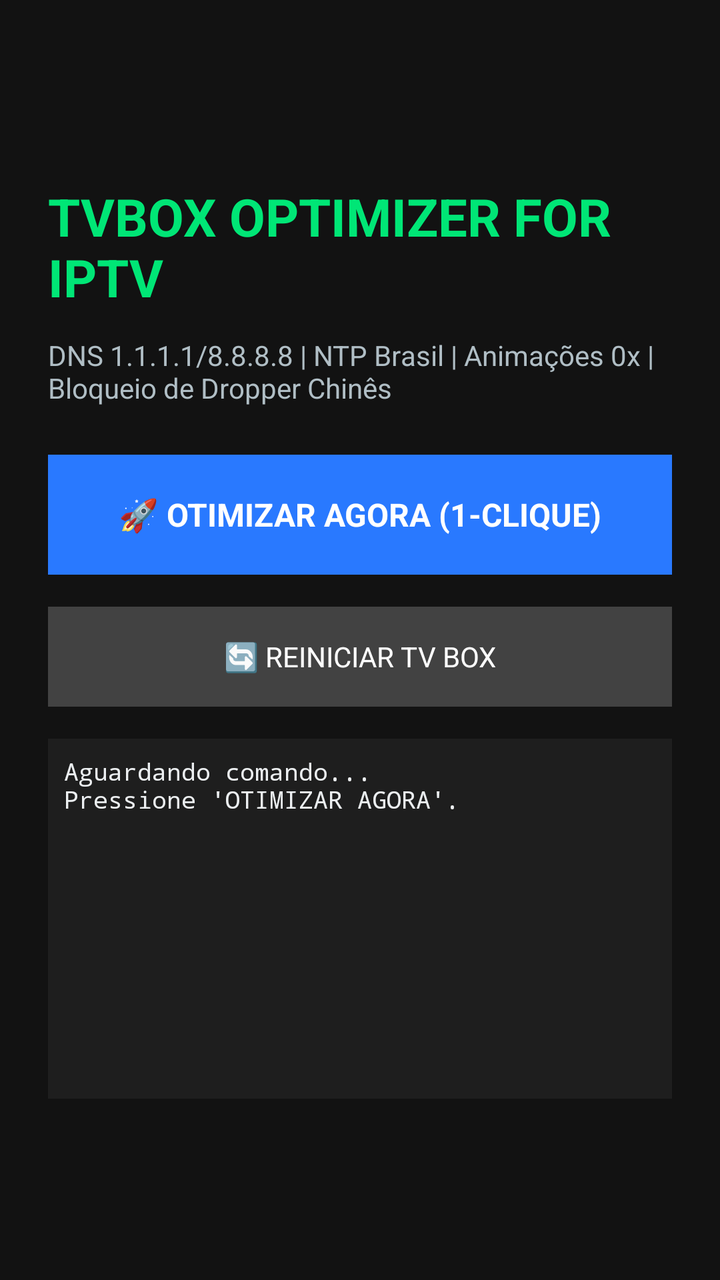
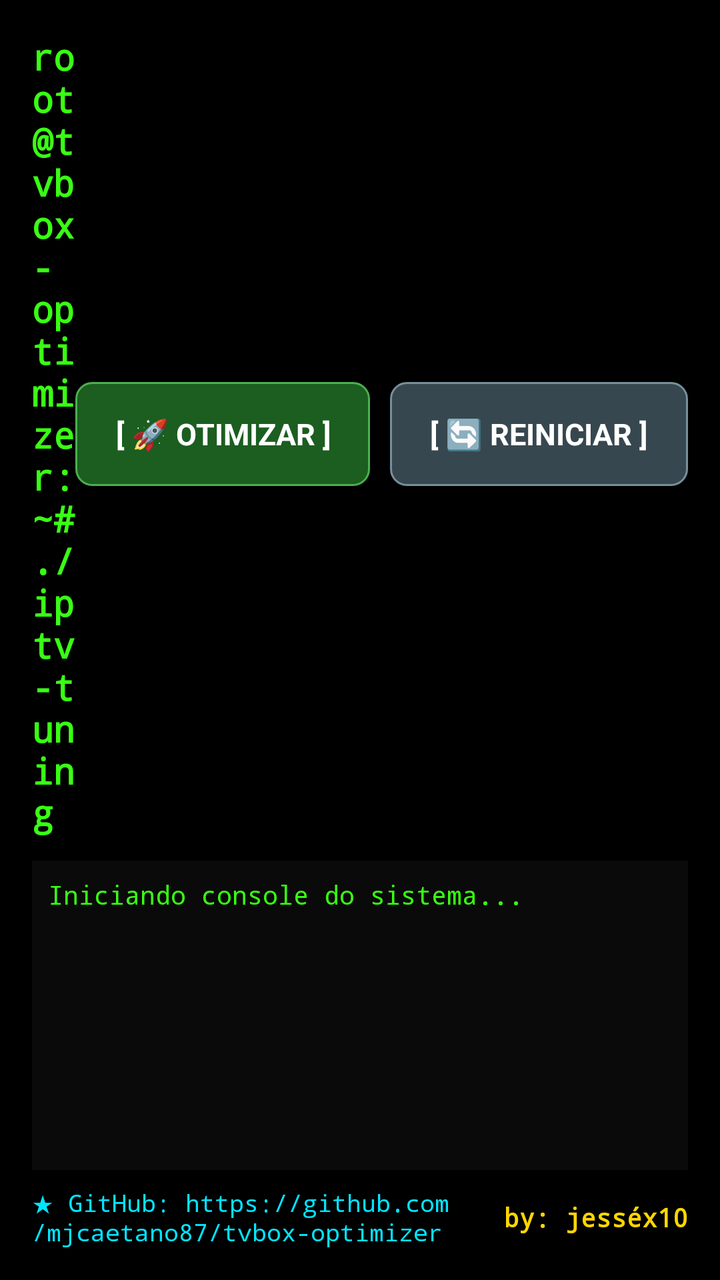

The first picture is an Android layout as it rendered before a commit; the second is the same layout after the commit. The layout source and the unified diff follow.
<!-- AndroidManifest.xml: application theme android:Theme.NoTitleBar.Fullscreen -->
<!-- res/layout/activity_main.xml -->
<?xml version="1.0" encoding="utf-8"?>
<LinearLayout xmlns:android="http://schemas.android.com/apk/res/android"
    android:layout_width="match_parent"
    android:layout_height="match_parent"
    android:orientation="vertical"
    android:gravity="center"
    android:padding="24dp"
    android:background="#121212">

    <TextView
        android:id="@+id/tvTitle"
        android:layout_width="wrap_content"
        android:layout_height="wrap_content"
        android:text="TVBOX OPTIMIZER FOR IPTV"
        android:textSize="26sp"
        android:textStyle="bold"
        android:textColor="#00E676"
        android:layout_marginBottom="12dp" />

    <TextView
        android:id="@+id/tvSubtitle"
        android:layout_width="wrap_content"
        android:layout_height="wrap_content"
        android:text="DNS 1.1.1.1/8.8.8.8 | NTP Brasil | Animações 0x | Bloqueio de Dropper Chinês"
        android:textSize="14sp"
        android:textColor="#B0BEC5"
        android:layout_marginBottom="24dp" />

    <Button
        android:id="@+id/btnOptimize"
        android:layout_width="320dp"
        android:layout_height="60dp"
        android:text="🚀 OTIMIZAR AGORA (1-CLIQUE)"
        android:textSize="16sp"
        android:textStyle="bold"
        android:background="#2979FF"
        android:textColor="#FFFFFF"
        android:focusable="true"
        android:layout_marginBottom="16dp" />

    <Button
        android:id="@+id/btnReboot"
        android:layout_width="320dp"
        android:layout_height="50dp"
        android:text="🔄 REINICIAR TV BOX"
        android:textSize="14sp"
        android:background="#424242"
        android:textColor="#FFFFFF"
        android:focusable="true"
        android:layout_marginBottom="16dp" />

    <ScrollView
        android:layout_width="match_parent"
        android:layout_height="180dp"
        android:background="#1E1E1E"
        android:padding="8dp">

        <TextView
            android:id="@+id/tvLogs"
            android:layout_width="match_parent"
            android:layout_height="wrap_content"
            android:text="Aguardando comando...\nPressione 'OTIMIZAR AGORA'."
            android:textColor="#ECEFF1"
            android:textSize="12sp"
            android:fontFamily="monospace" />
    </ScrollView>

</LinearLayout>
<!-- resources referenced by this layout -->
<resources>

</resources>

<!-- the commit's change to res/layout/activity_main.xml (unified diff, before → after) -->
@@ -3,66 +3,121 @@
     android:layout_width="match_parent"
     android:layout_height="match_parent"
     android:orientation="vertical"
-    android:gravity="center"
-    android:padding="24dp"
-    android:background="#121212">
+    android:background="#000000"
+    android:padding="16dp">
 
-    <TextView
-        android:id="@+id/tvTitle"
-        android:layout_width="wrap_content"
+    
+    <LinearLayout
+        android:layout_width="match_parent"
         android:layout_height="wrap_content"
-        android:text="TVBOX OPTIMIZER FOR IPTV"
-        android:textSize="26sp"
-        android:textStyle="bold"
-        android:textColor="#00E676"
-        android:layout_marginBottom="12dp" />
+        android:orientation="horizontal"
+        android:gravity="center_vertical"
+        android:layout_marginBottom="12dp">
 
-    <TextView
-        android:id="@+id/tvSubtitle"
-        android:layout_width="wrap_content"
-        android:layout_height="wrap_content"
-        android:text="DNS 1.1.1.1/8.8.8.8 | NTP Brasil | Animações 0x | Bloqueio de Dropper Chinês"
-        android:textSize="14sp"
-        android:textColor="#B0BEC5"
-        android:layout_marginBottom="24dp" />
+        <TextView
+            android:id="@+id/tvTitle"
+            android:layout_width="0dp"
+            android:layout_height="wrap_content"
+            android:layout_weight="1"
+            android:text="root@tvbox-optimizer:~# ./iptv-tuning"
+            android:textSize="18sp"
+            android:textStyle="bold"
+            android:textColor="#39FF14"
+            android:fontFamily="monospace" />
 
-    <Button
-        android:id="@+id/btnOptimize"
-        android:layout_width="320dp"
-        android:layout_height="60dp"
-        android:text="🚀 OTIMIZAR AGORA (1-CLIQUE)"
-        android:textSize="16sp"
-        android:textStyle="bold"
-        android:background="#2979FF"
-        android:textColor="#FFFFFF"
-        android:focusable="true"
-        android:layout_marginBottom="16dp" />
+        <Button
+            android:id="@+id/btnOptimize"
+            android:layout_width="wrap_content"
+            android:layout_height="52dp"
+            android:text="[ 🚀 OTIMIZAR ]"
+            android:textSize="15sp"
+            android:textStyle="bold"
+            android:background="@drawable/btn_optimize_selector"
+            android:textColor="#FFFFFF"
+            android:focusable="true"
+            android:focusableInTouchMode="true"
+            android:nextFocusRight="@+id/btnReboot"
+            android:nextFocusDown="@+id/scrollLogs"
+            android:paddingLeft="20dp"
+            android:paddingRight="20dp"
+            android:layout_marginRight="10dp" />
 
-    <Button
-        android:id="@+id/btnReboot"
-        android:layout_width="320dp"
-        android:layout_height="50dp"
-        android:text="🔄 REINICIAR TV BOX"
-        android:textSize="14sp"
-        android:background="#424242"
-        android:textColor="#FFFFFF"
-        android:focusable="true"
-        android:layout_marginBottom="16dp" />
+        <Button
+            android:id="@+id/btnReboot"
+            android:layout_width="wrap_content"
+            android:layout_height="52dp"
+            android:text="[ 🔄 REINICIAR ]"
+            android:textSize="15sp"
+            android:textStyle="bold"
+            android:background="@drawable/btn_reboot_selector"
+            android:textColor="#FFFFFF"
+            android:focusable="true"
+            android:focusableInTouchMode="true"
+            android:nextFocusLeft="@+id/btnOptimize"
+            android:nextFocusDown="@+id/scrollLogs"
+            android:paddingLeft="20dp"
+            android:paddingRight="20dp" />
+    </LinearLayout>
 
-    <ScrollView
+    
+    <LinearLayout
         android:layout_width="match_parent"
-        android:layout_height="180dp"
-        android:background="#1E1E1E"
+        android:layout_height="0dp"
+        android:layout_weight="1"
+        android:background="#0A0A0A"
+        android:orientation="vertical"
         android:padding="8dp">
 
+        <ScrollView
+            android:id="@+id/scrollLogs"
+            android:layout_width="match_parent"
+            android:layout_height="match_parent"
+            android:fillViewport="true"
+            android:focusable="true"
+            android:focusableInTouchMode="true"
+            android:scrollbars="vertical">
+
+            <TextView
+                android:id="@+id/tvLogs"
+                android:layout_width="match_parent"
+                android:layout_height="wrap_content"
+                android:text="Iniciando console do sistema...\n"
+                android:textColor="#39FF14"
+                android:textSize="13sp"
+                android:fontFamily="monospace"
+                android:lineSpacingExtra="3dp" />
+        </ScrollView>
+    </LinearLayout>
+
+    
+    <LinearLayout
+        android:layout_width="match_parent"
+        android:layout_height="wrap_content"
+        android:orientation="horizontal"
+        android:gravity="center_vertical"
+        android:layout_marginTop="8dp">
+
         <TextView
-            android:id="@+id/tvLogs"
-            android:layout_width="match_parent"
+            android:id="@+id/tvGithub"
+            android:layout_width="0dp"
             android:layout_height="wrap_content"
-            android:text="Aguardando comando...\nPressione 'OTIMIZAR AGORA'."
-            android:textColor="#ECEFF1"
+            android:layout_weight="1"
+            android:text="★ GitHub: https://github.com/mjcaetano87/tvbox-optimizer"
             android:textSize="12sp"
+            android:textColor="#00E5FF"
+            android:fontFamily="monospace"
+            android:focusable="true"
+            android:focusableInTouchMode="true" />
+
+        <TextView
+            android:id="@+id/tvSignature"
+            android:layout_width="wrap_content"
+            android:layout_height="wrap_content"
+            android:text="by: jesséx10"
+            android:textSize="13sp"
+            android:textStyle="bold"
+            android:textColor="#FFD700"
             android:fontFamily="monospace" />
-    </ScrollView>
+    </LinearLayout>
 
 </LinearLayout>
<!-- resource entries referenced after the edit -->
@@ -1,5 +1,54 @@
 <!-- resources referenced by this layout -->
 <resources>
-
+  <!-- drawable btn_optimize_selector (drawable) -->
+  <?xml version="1.0" encoding="utf-8"?>
+  <selector xmlns:android="http://schemas.android.com/apk/res/android">
+      <item android:state_focused="true">
+          <shape android:shape="rectangle">
+              <solid android:color="#2E7D32" />
+              <stroke android:width="3dp" android:color="#39FF14" />
+              <corners android:radius="8dp" />
+          </shape>
+      </item>
+      <item android:state_pressed="true">
+          <shape android:shape="rectangle">
+              <solid android:color="#1B5E20" />
+              <stroke android:width="3dp" android:color="#FFFFFF" />
+              <corners android:radius="8dp" />
+          </shape>
+      </item>
+      <item>
+          <shape android:shape="rectangle">
+              <solid android:color="#1B5E20" />
+              <stroke android:width="1dp" android:color="#4CAF50" />
+              <corners android:radius="8dp" />
+          </shape>
+      </item>
+  </selector>
+  <!-- drawable btn_reboot_selector (drawable) -->
+  <?xml version="1.0" encoding="utf-8"?>
+  <selector xmlns:android="http://schemas.android.com/apk/res/android">
+      <item android:state_focused="true">
+          <shape android:shape="rectangle">
+              <solid android:color="#546E7A" />
+              <stroke android:width="3dp" android:color="#00E5FF" />
+              <corners android:radius="8dp" />
+          </shape>
+      </item>
+      <item android:state_pressed="true">
+          <shape android:shape="rectangle">
+              <solid android:color="#263238" />
+              <stroke android:width="3dp" android:color="#FFFFFF" />
+              <corners android:radius="8dp" />
+          </shape>
+      </item>
+      <item>
+          <shape android:shape="rectangle">
+              <solid android:color="#37474F" />
+              <stroke android:width="1dp" android:color="#78909C" />
+              <corners android:radius="8dp" />
+          </shape>
+      </item>
+  </selector>
 </resources>
 
